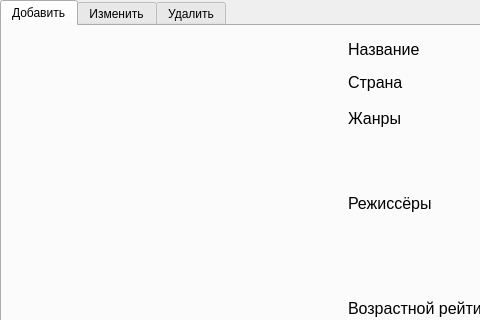
Before: the Qt Designer form Interfaces/AdminWindow.ui in Alpmild/SchoolProject, drawn with Qt 5; both pictures show x 0 to 480 and y 0 to 320 of the 1174 by 795 pixel window.
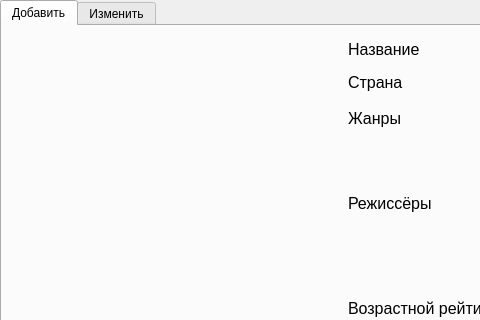
After: the same form once the commit is applied.

Patch:
```diff
--- a/Interfaces/AdminWindow.ui
+++ b/Interfaces/AdminWindow.ui
@@ -1108,11 +1108,6 @@
     </layout>
    </widget>
   </widget>
-  <widget class="QWidget" name="Tab2">
-   <attribute name="title">
-    <string>Удалить</string>
-   </attribute>
-  </widget>
  </widget>
  <resources/>
  <connections/>
```
